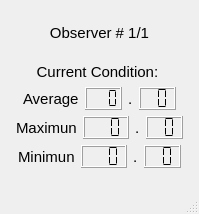
Old version of the form statisticsdisplay.ui in the repository JaimeRios/ObserverPattern_GraphicWeatherStation.
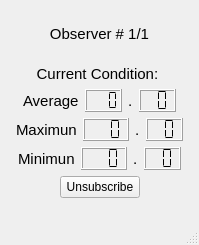
New version of the form.

Commit message: add updateIds for show the current observers suscribes add unsubscribe buttom to all observer

```diff
--- a/statisticsdisplay.ui
+++ b/statisticsdisplay.ui
@@ -7,7 +7,7 @@
     <x>0</x>
     <y>0</y>
     <width>199</width>
-    <height>214</height>
+    <height>245</height>
    </rect>
   </property>
   <property name="windowTitle">
@@ -317,6 +317,43 @@
         </item>
        </layout>
       </item>
+      <item>
+       <layout class="QHBoxLayout" name="horizontalLayout_4">
+        <item>
+         <spacer name="horizontalSpacer_7">
+          <property name="orientation">
+           <enum>Qt::Horizontal</enum>
+          </property>
+          <property name="sizeHint" stdset="0">
+           <size>
+            <width>40</width>
+            <height>20</height>
+           </size>
+          </property>
+         </spacer>
+        </item>
+        <item>
+         <widget class="QPushButton" name="unsubscribeButton">
+          <property name="text">
+           <string>Unsubscribe</string>
+          </property>
+         </widget>
+        </item>
+        <item>
+         <spacer name="horizontalSpacer_8">
+          <property name="orientation">
+           <enum>Qt::Horizontal</enum>
+          </property>
+          <property name="sizeHint" stdset="0">
+           <size>
+            <width>40</width>
+            <height>20</height>
+           </size>
+          </property>
+         </spacer>
+        </item>
+       </layout>
+      </item>
       <item>
        <spacer name="verticalSpacer_3">
         <property name="orientation">
```
Left out of the diff: 2 changed lines with no effect on the pictures. The commit also changes 17 other files.
